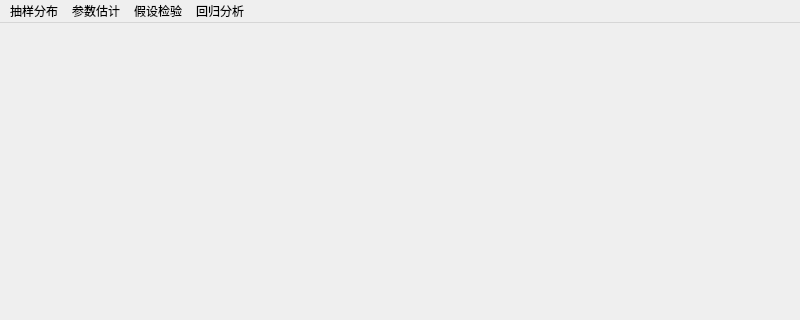
Qt form MainWindow.ui (chenxindaaa/MathematicalStatistics) before a commit; both pictures show x 0 to 800 and y 0 to 320 of the 800 by 600 pixel window.
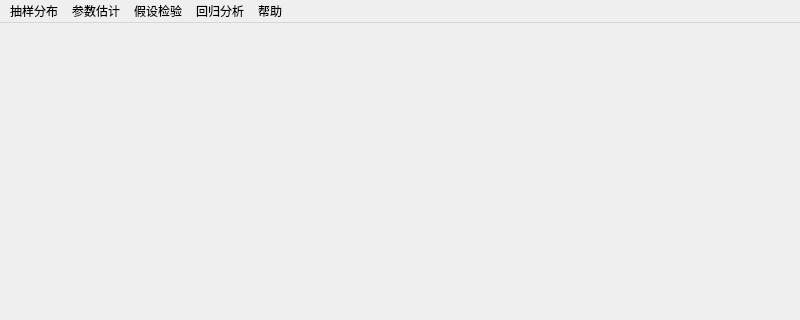
The same form after that commit.

The edit to the form file:
```diff
--- a/MainWindow.ui
+++ b/MainWindow.ui
@@ -10,6 +10,11 @@
     <height>600</height>
    </rect>
   </property>
+  <property name="font">
+   <font>
+    <pointsize>9</pointsize>
+   </font>
+  </property>
   <property name="windowTitle">
    <string>主菜单</string>
   </property>
@@ -86,10 +91,16 @@
     <addaction name="action_Linear_regression"/>
     <addaction name="action_Nonlinear_regression"/>
    </widget>
+   <widget class="QMenu" name="menu_5">
+    <property name="title">
+     <string>帮助</string>
+    </property>
+   </widget>
    <addaction name="menu"/>
    <addaction name="menu_2"/>
    <addaction name="menu_3"/>
    <addaction name="menu_4"/>
+   <addaction name="menu_5"/>
   </widget>
   <widget class="QStatusBar" name="statusbar"/>
   <action name="action_Sd_chi">
```
